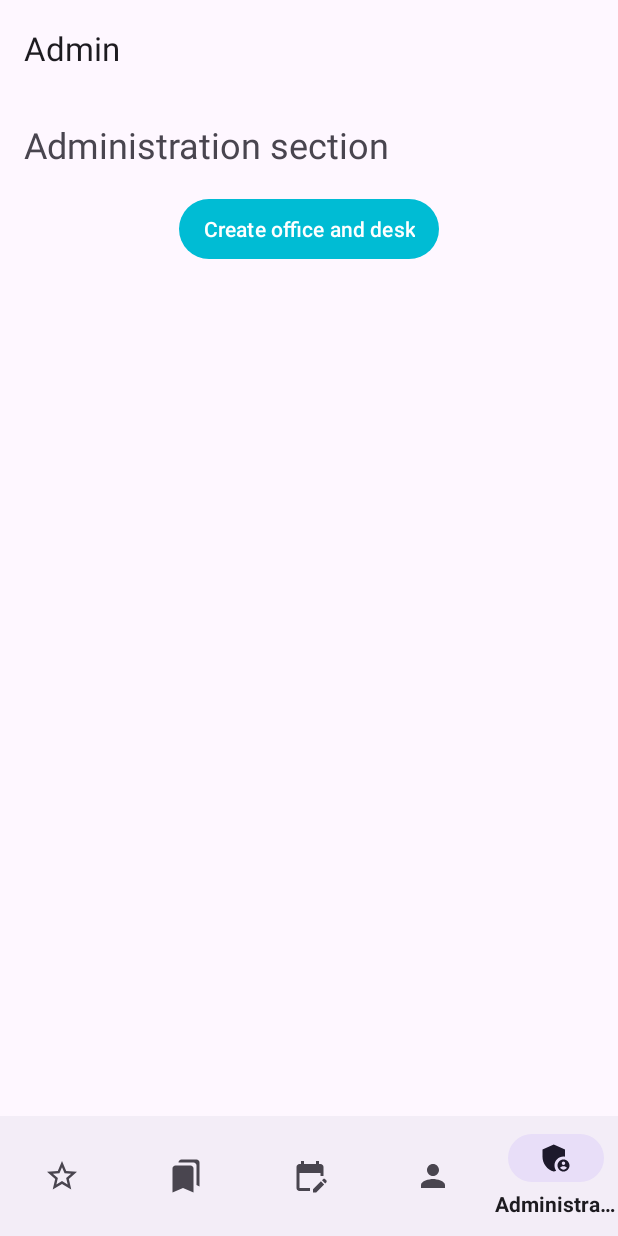
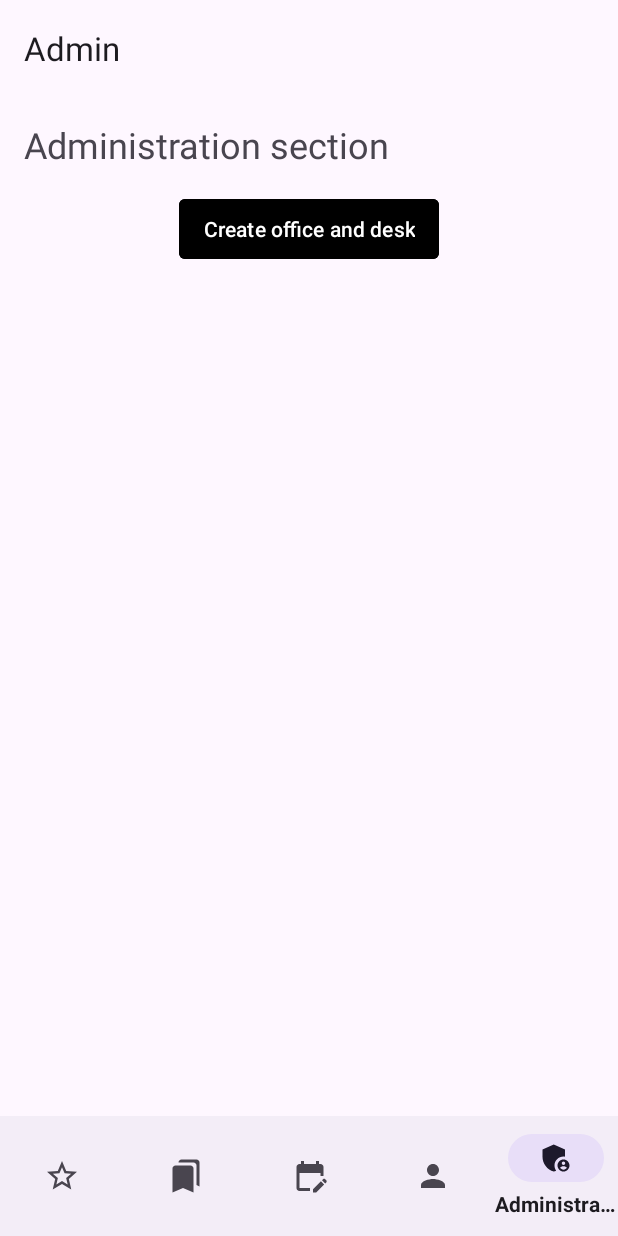
Before and after one commit to mustafa0398/DeskBooking, an Android app: the AdminFragment screen opened through its navigation route, on a phone screen of 412 x 824 dp. Run offline under Robolectric (Android 15) with nearby library versions, the phone set to English and light mode, and no system bars; our stand-ins replace navigation-ui; 1 statement that could not run was skipped.

Commit message:
Create Button Farbe

```diff
--- a/app/src/main/res/layout/fragment_admin.xml
+++ b/app/src/main/res/layout/fragment_admin.xml
@@ -20,6 +20,8 @@
         android:layout_width="wrap_content"
         android:layout_height="wrap_content"
         android:text="@string/btnCreateRoomAndTable"
+        android:backgroundTint="@color/black"
+        app:cornerRadius="4dp"
         app:layout_constraintTop_toBottomOf="@id/tvAdminHeader"
         app:layout_constraintStart_toStartOf="parent"
         app:layout_constraintEnd_toEndOf="parent"
```
